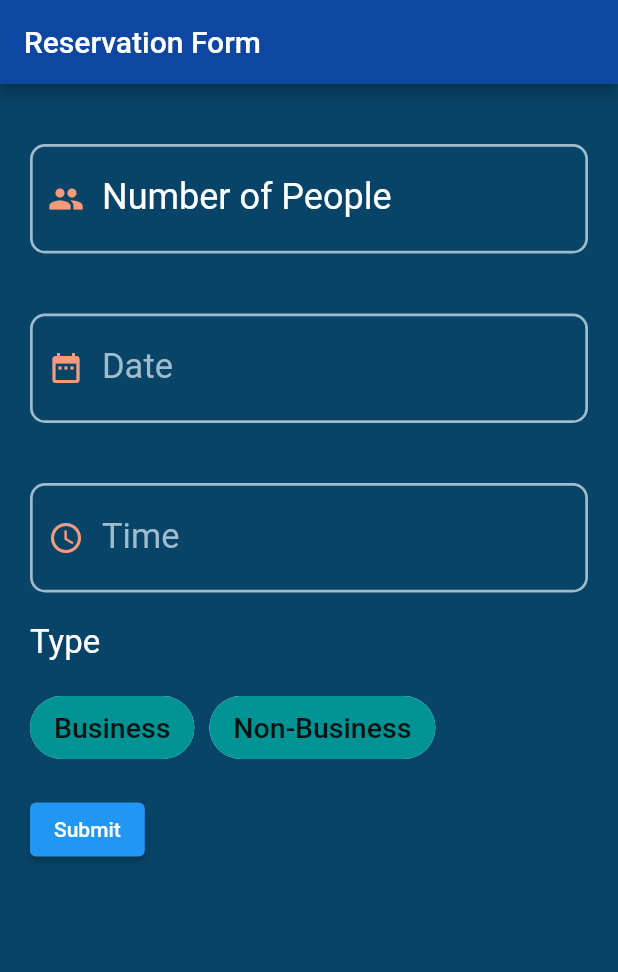
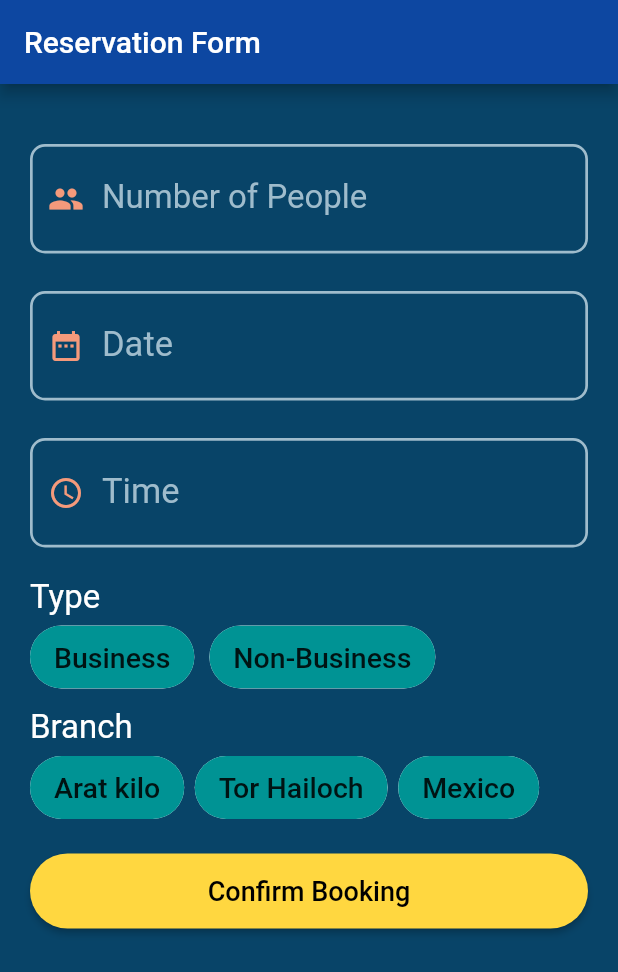
Before and after one commit to FikreyohanesAbera/flutter-2024-proj, a Flutter app: the ReservationFormPage screen opened directly, on a phone screen of 412 x 824 dp. Shown: the top 972 px of the screen. Run offline on Flutter 3.47's test engine with Material 2 defaults, Android fonts, the phone set to English and light mode, and no system bars; our stand-ins replace flutter_datetime_picker, google_fonts; missing offline and left inert: user_profile.

```diff
--- a/lib/Presentation/screens/ExpandedBooking.dart
+++ b/lib/Presentation/screens/ExpandedBooking.dart
@@ -305,7 +305,10 @@ class _ExpandedBookingState extends State<ExpandedBooking> {
                                               30), // Adjust the value as needed
                                         ),
                                       ),
-                                      onPressed: () {},
+                                      onPressed: () {
+                                        Navigator.pushNamed(
+                                            context, '/reserve');
+                                      },
                                       child: const Text(
                                         'Modify Booking',
                                         style: TextStyle(fontSize: 18),
--- a/lib/Presentation/screens/bookings.dart
+++ b/lib/Presentation/screens/bookings.dart
@@ -1,6 +1,7 @@
 import 'package:flutter/material.dart';
 import './ExpandedBooking.dart';
 import '../widgets/My_bookingsState.dart';
+import './main_reserve.dart';
 
 void main() {
   runApp(const MainApp());
@@ -20,6 +21,7 @@ class MainApp extends StatelessWidget {
       initialRoute: '/',
       routes: {
         '/detail': (context) => const ExpandedBooking(),
+        '/reserve': (context) => const MainApp()
       },
       home: const MyBookings(),
     );
--- a/lib/Presentation/widgets/My_bookingsState.dart
+++ b/lib/Presentation/widgets/My_bookingsState.dart
@@ -78,7 +78,7 @@ class _MyBookingsState extends State<MyBookings> {
                 ChoiceChip(
                   label: const Text(
                     'Current',
-                    style: TextStyle(color: Colors.white),
+                    style: TextStyle(color: Colors.white, fontSize: 16),
                   ),
                   selected: _selectedChoice ==
                       'current', // Check against the correct choice
@@ -102,7 +102,7 @@ class _MyBookingsState extends State<MyBookings> {
                 ChoiceChip(
                   label: const Text(
                     'Past',
-                    style: TextStyle(color: Colors.white),
+                    style: TextStyle(color: Colors.white, fontSize: 16),
                   ),
                   selected: _selectedChoice == 'past',
                   onSelected: (selected) {
@@ -126,7 +126,7 @@ class _MyBookingsState extends State<MyBookings> {
                 ChoiceChip(
                   label: const Text(
                     'Canceled',
-                    style: TextStyle(color: Colors.white),
+                    style: TextStyle(color: Colors.white, fontSize: 16),
                   ),
                   selected: _selectedChoice ==
                       'canceled', // Check against the correct choice
--- /dev/null
+++ b/lib/Presentation/widgets/branch_field.dart
@@ -0,0 +1,67 @@
+import 'package:flutter/material.dart';
+
+class BranchField extends StatelessWidget {
+  final String branchValue;
+  final void Function(bool, String) onBranchSelected;
+
+  const BranchField({
+    required this.branchValue,
+    required this.onBranchSelected,
+    Key? key,
+  }) : super(key: key);
+
+  @override
+  Widget build(BuildContext context) {
+    return Wrap(
+      children: <Widget>[
+        ChoiceChip(
+          label: const Padding(
+            padding: EdgeInsets.symmetric(vertical: 6, horizontal: 4),
+            child: Text(
+              'Arat kilo',
+              style: TextStyle(fontSize: 19),
+            ),
+          ),
+          selected: branchValue == 'Arat kilo',
+          onSelected: (selected) {
+            if (selected) onBranchSelected(true, 'Arat kilo');
+          },
+          selectedColor: const Color.fromRGBO(0, 224, 231, 1),
+          backgroundColor: const Color.fromRGBO(0, 147, 148, 1),
+        ),
+        const SizedBox(width: 7),
+        ChoiceChip(
+          label: const Padding(
+            padding: EdgeInsets.symmetric(vertical: 6, horizontal: 4),
+            child: Text(
+              'Tor Hailoch',
+              style: TextStyle(fontSize: 19),
+            ),
+          ),
+          selected: branchValue == 'Tor Hailoch',
+          onSelected: (selected) {
+            if (selected) onBranchSelected(true, "Tor Hailoch");
+          },
+          selectedColor: const Color.fromRGBO(0, 224, 231, 1),
+          backgroundColor: const Color.fromRGBO(0, 147, 148, 1),
+        ),
+        const SizedBox(width: 7),
+        ChoiceChip(
+          label: const Padding(
+            padding: EdgeInsets.symmetric(vertical: 6, horizontal: 4),
+            child: Text(
+              'Mexico',
+              style: TextStyle(fontSize: 19),
+            ),
+          ),
+          selected: branchValue == 'Mexico',
+          onSelected: (selected) {
+            if (selected) onBranchSelected(true, "Mexico");
+          },
+          selectedColor: const Color.fromRGBO(0, 224, 231, 1),
+          backgroundColor: const Color.fromRGBO(0, 147, 148, 1),
+        ),
+      ],
+    );
+  }
+}
--- a/lib/Presentation/widgets/number_of_people.dart
+++ b/lib/Presentation/widgets/number_of_people.dart
@@ -4,10 +4,13 @@ class NumberOfPeopleField extends StatelessWidget {
   TextEditingController numberOfPeopleController;
   bool isDateFocused;
   bool isTimeFocused;
+  bool isGuestFocused;
+
   NumberOfPeopleField({
     required this.numberOfPeopleController,
     required this.isDateFocused,
     required this.isTimeFocused,
+    required this.isGuestFocused,
     Key? key,
   }) : super(key: key);
 
@@ -17,6 +20,7 @@ class NumberOfPeopleField extends StatelessWidget {
       onTap: () {
         isDateFocused = false;
         isTimeFocused = false;
+        isGuestFocused = true;
       },
       controller: numberOfPeopleController,
       keyboardType: TextInputType.number,
@@ -27,10 +31,9 @@ class NumberOfPeopleField extends StatelessWidget {
       decoration: InputDecoration(
         labelText: 'Number of People',
         labelStyle: TextStyle(
-          color: !(isDateFocused || isTimeFocused)
-              ? Colors.white
-              : Color.fromRGBO(159, 188, 204, 1),
-          fontSize: !(isDateFocused || isTimeFocused) ? 24 : 22,
+          color:
+              isGuestFocused ? Colors.white : Color.fromRGBO(159, 188, 204, 1),
+          fontSize: isGuestFocused ? 24 : 22,
         ),
         prefixIcon: const Icon(
           Icons.people,
--- a/lib/Presentation/widgets/reservation_form_page.dart
+++ b/lib/Presentation/widgets/reservation_form_page.dart
@@ -14,8 +14,10 @@ class _ReservationFormPageState extends State<ReservationFormPage> {
   final TextEditingController _dateController = TextEditingController();
   final TextEditingController _timeController = TextEditingController();
   String _typeValue = '';
+  String _branchValue = '';
   bool _isDateFocused = false;
   bool _isTimeFocused = false;
+  bool _isGuestFocused = false;
 
   @override
   Widget build(BuildContext context) {
@@ -29,14 +31,20 @@ class _ReservationFormPageState extends State<ReservationFormPage> {
           dateController: _dateController,
           timeController: _timeController,
           typeValue: _typeValue,
+          branchValue: _branchValue,
           isDateFocused: _isDateFocused,
           isTimeFocused: _isTimeFocused,
-        onTypeSelected: (selected) {
+          isGuestFocused: _isGuestFocused,
+          onTypeSelected: (selected, selectedType) {
             setState(() {
-            _typeValue = selected ? 'Business' : '';
+              _typeValue = selected ? selectedType : '';
             });
           },
-      ),
-    );
+          onBranchSelected: (selected, selectedBranch) {
+            setState(() {
+              _branchValue = selected ? selectedBranch : '';
+            });
+          },
+        ));
   }
 }
--- a/lib/Presentation/widgets/reserve.dart
+++ b/lib/Presentation/widgets/reserve.dart
@@ -1,18 +1,21 @@
 import 'package:flutter/material.dart';
-import 'package:flutter_datetime_picker/flutter_datetime_picker.dart';
 import 'number_of_people.dart';
 import 'date_field.dart';
 import 'type_field.dart';
 import 'time_field.dart';
+import 'branch_field.dart';
 
-class ReservationForm extends StatelessWidget {
+class ReservationForm extends StatefulWidget {
   final TextEditingController numberOfPeopleController;
   final TextEditingController dateController;
   final TextEditingController timeController;
   final String typeValue;
+  final String branchValue;
   final bool isDateFocused;
   final bool isTimeFocused;
-  final void Function(bool) onTypeSelected;
+  final bool isGuestFocused;
+  final void Function(bool, String) onTypeSelected;
+  final void Function(bool, String) onBranchSelected;
 
   const ReservationForm({
     required this.numberOfPeopleController,
@@ -21,9 +24,18 @@ class ReservationForm extends StatelessWidget {
     required this.typeValue,
     required this.isDateFocused,
     required this.isTimeFocused,
+    required this.isGuestFocused,
     required this.onTypeSelected,
+    required this.branchValue,
+    required this.onBranchSelected,
     Key? key,
   }) : super(key: key);
+  @override
+  _ReservationFormState createState() => _ReservationFormState();
+}
+
+class _ReservationFormState extends State<ReservationForm> {
+  bool _isConfirming = false;
 
   @override
   Widget build(BuildContext context) {
@@ -31,43 +43,98 @@ class ReservationForm extends StatelessWidget {
       child: Padding(
         padding: const EdgeInsets.fromLTRB(20, 40, 20, 20),
         child: Form(
-          child: Column(
-            crossAxisAlignment: CrossAxisAlignment.start,
-            children: [
+          child:
+              Column(crossAxisAlignment: CrossAxisAlignment.start, children: [
             NumberOfPeopleField(
-                numberOfPeopleController: numberOfPeopleController,
-                isDateFocused: isDateFocused,
-                isTimeFocused: isTimeFocused,
+              numberOfPeopleController: widget.numberOfPeopleController,
+              isGuestFocused: widget.isGuestFocused,
+              isDateFocused: widget.isDateFocused,
+              isTimeFocused: widget.isTimeFocused,
             ),
-              const SizedBox(height: 40),
+            const SizedBox(height: 25),
             DateField(
-                dateController: dateController,
-                isDateFocused: isDateFocused,
-                isTimeFocused: isTimeFocused,
+              dateController: widget.dateController,
+              isDateFocused: widget.isDateFocused,
+              isTimeFocused: widget.isTimeFocused,
             ),
-              const SizedBox(height: 40),
+            const SizedBox(height: 25),
             TimeField(
-                timeController: timeController,
-                isDateFocused: isDateFocused,
-                isTimeFocused: isTimeFocused,
+              timeController: widget.timeController,
+              isDateFocused: widget.isDateFocused,
+              isTimeFocused: widget.isTimeFocused,
             ),
             const SizedBox(height: 20),
             const Text(
               'Type',
               style: TextStyle(color: Colors.white, fontSize: 22),
             ),
-              const SizedBox(height: 20),
+            const SizedBox(height: 3),
             TypeField(
-                typeValue: typeValue,
-                onTypeSelected: onTypeSelected,
+              typeValue: widget.typeValue,
+              onTypeSelected: widget.onTypeSelected,
+            ),
+            const SizedBox(height: 10),
+            const Text(
+              'Branch',
+              style: TextStyle(color: Colors.white, fontSize: 22),
+            ),
+            const SizedBox(height: 3),
+            BranchField(
+              branchValue: widget.branchValue,
+              onBranchSelected: widget.onBranchSelected,
             ),
             const SizedBox(height: 20),
             ElevatedButton(
-                onPressed: () {},
-                child: const Text('Submit'),
+              onPressed: () {
+                setState(() {
+                  _isConfirming = true;
+                });
+                Future.delayed(const Duration(seconds: 1), () {
+                  setState(() {
+                    _isConfirming = false;
+                  });
+                  ScaffoldMessenger.of(context).showSnackBar(
+                    SnackBar(
+                      content: Row(
+                        mainAxisAlignment: MainAxisAlignment.center,
+                        children: const [
+                          Icon(Icons.check_circle, color: Colors.green),
+                          SizedBox(width: 8),
+                          Text(
+                            'Successfully Booked',
+                            textAlign: TextAlign.center,
+                            style: TextStyle(color: Colors.black, fontSize: 20),
                           ),
                         ],
                       ),
+                      duration: Duration(seconds: 3),
+                      backgroundColor: Colors.white,
+                    ),
+                  );
+                });
+              },
+              child: _isConfirming
+                  ? const SizedBox(
+                      width: 20,
+                      height: 20,
+                      child: CircularProgressIndicator(
+                        strokeWidth: 2,
+                        valueColor: AlwaysStoppedAnimation<Color>(Colors.black),
+                      ),
+                    )
+                  : const Text(
+                      'Confirm Booking',
+                      style: TextStyle(color: Colors.black, fontSize: 18),
+                    ),
+              style: ElevatedButton.styleFrom(
+                primary: Colors.amberAccent,
+                shape: RoundedRectangleBorder(
+                  borderRadius: BorderRadius.circular(30),
+                ),
+                minimumSize: const Size(double.infinity, 50),
+              ),
+            ),
+          ]),
         ),
       ),
     );
--- a/lib/Presentation/widgets/time_field.dart
+++ b/lib/Presentation/widgets/time_field.dart
@@ -1,9 +1,9 @@
 import 'package:flutter/material.dart';
 
 class TimeField extends StatelessWidget {
-  TextEditingController timeController;
-  bool isDateFocused;
-  bool isTimeFocused;
+  final TextEditingController timeController;
+  final bool isDateFocused;
+  final bool isTimeFocused;
 
   TimeField({
     required this.timeController,
@@ -16,8 +16,7 @@ class TimeField extends StatelessWidget {
   Widget build(BuildContext context) {
     return TextFormField(
       onTap: () {
-        isDateFocused = false;
-        isTimeFocused = true;
+        _selectTime(context); // Call _selectTime when the field is tapped
       },
       controller: timeController,
       readOnly: true,
@@ -49,4 +48,15 @@ class TimeField extends StatelessWidget {
       ),
     );
   }
+
+  Future<void> _selectTime(BuildContext context) async {
+    final TimeOfDay? picked = await showTimePicker(
+      context: context,
+      initialTime: TimeOfDay.now(),
+    );
+    if (picked != null) {
+      // Update the text field with the selected time
+      timeController.text = picked.format(context);
+    }
+  }
 }
--- a/lib/Presentation/widgets/type_field.dart
+++ b/lib/Presentation/widgets/type_field.dart
@@ -2,7 +2,7 @@ import 'package:flutter/material.dart';
 
 class TypeField extends StatelessWidget {
   final String typeValue;
-  final void Function(bool) onTypeSelected;
+  final void Function(bool, String) onTypeSelected;
 
   const TypeField({
     required this.typeValue,
@@ -23,7 +23,9 @@ class TypeField extends StatelessWidget {
             ),
           ),
           selected: typeValue == 'Business',
-          onSelected: onTypeSelected,
+          onSelected: (selected) {
+            if (selected) onTypeSelected(true, 'Business');
+          },
           selectedColor: const Color.fromRGBO(0, 224, 231, 1),
           backgroundColor: const Color.fromRGBO(0, 147, 148, 1),
         ),
@@ -37,7 +39,9 @@ class TypeField extends StatelessWidget {
             ),
           ),
           selected: typeValue == 'Non-Business',
-          onSelected: onTypeSelected,
+          onSelected: (selected) {
+            if (selected) onTypeSelected(true, 'Non-Business');
+          },
           selectedColor: const Color.fromRGBO(0, 224, 231, 1),
           backgroundColor: const Color.fromRGBO(0, 147, 148, 1),
         ),
```
Also changed, not shown: lib/Presentation/widgets/date_field.dart (+22 -1 lines). Lines whose indentation alone changed are shown as unchanged.
